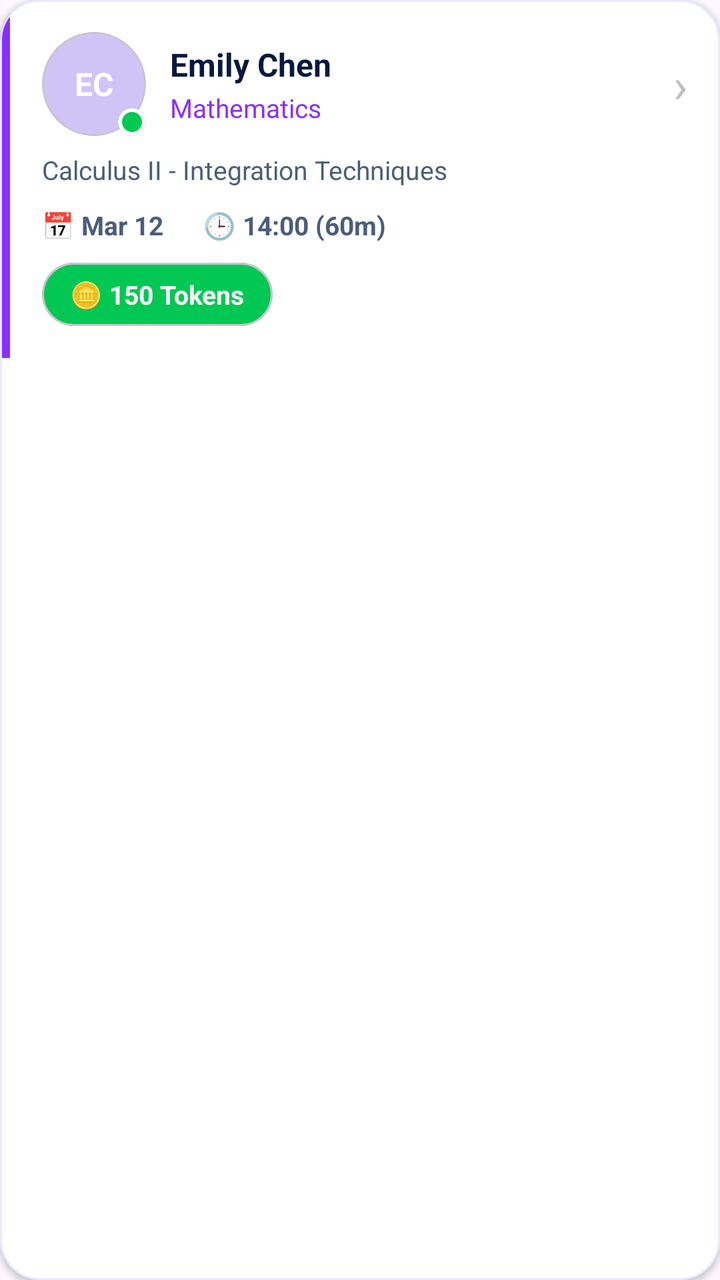
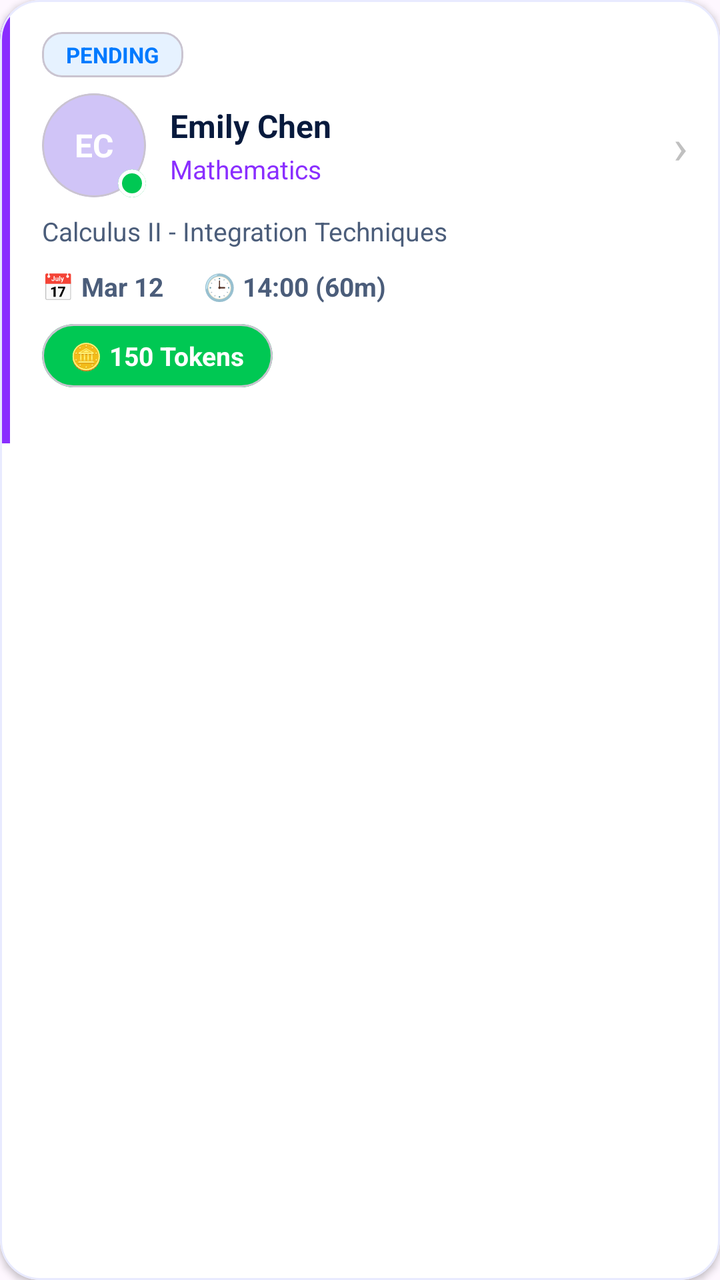

Screens rendered from an Android XML layout before and after an edit, with the pre-edit source and the edit as a unified diff.
<!-- AndroidManifest.xml: application theme Theme.PeerTutoringApollo -->
<!-- res/layout/item_tutor_request_card.xml -->
<?xml version="1.0" encoding="utf-8"?>
<com.google.android.material.card.MaterialCardView
    xmlns:android="http://schemas.android.com/apk/res/android"
    xmlns:app="http://schemas.android.com/apk/res-auto"
    android:layout_width="match_parent"
    android:layout_height="wrap_content"
    android:layout_marginBottom="14dp"
    app:cardCornerRadius="20dp"
    app:cardBackgroundColor="#FFFFFF"
    app:cardElevation="2dp"
    app:strokeColor="#E8EAFF"
    app:strokeWidth="1dp">

    <LinearLayout
        android:layout_width="match_parent"
        android:layout_height="wrap_content"
        android:orientation="horizontal">

        
        <View
            android:id="@+id/viewAccentBar"
            android:layout_width="5dp"
            android:layout_height="match_parent"
            android:background="#8A2EFF" />

        
        <LinearLayout
            android:layout_width="0dp"
            android:layout_height="wrap_content"
            android:layout_weight="1"
            android:orientation="vertical"
            android:padding="16dp">

            
            <LinearLayout
                android:layout_width="match_parent"
                android:layout_height="wrap_content"
                android:orientation="horizontal"
                android:gravity="center_vertical"
                android:layout_marginBottom="8dp">

                
                <FrameLayout
                    android:layout_width="52dp"
                    android:layout_height="52dp"
                    android:layout_marginEnd="12dp">

                    <com.google.android.material.card.MaterialCardView
                        android:layout_width="52dp"
                        android:layout_height="52dp"
                        app:cardCornerRadius="26dp"
                        app:cardBackgroundColor="#D0C4F7"
                        app:cardElevation="0dp">
                        <TextView
                            android:id="@+id/tvStudentInitials"
                            android:layout_width="match_parent"
                            android:layout_height="match_parent"
                            android:gravity="center"
                            android:text="EC"
                            android:textColor="#FFFFFF"
                            android:textSize="16sp"
                            android:textStyle="bold" />
                    </com.google.android.material.card.MaterialCardView>

                    
                    <com.google.android.material.card.MaterialCardView
                        android:layout_width="14dp"
                        android:layout_height="14dp"
                        android:layout_gravity="bottom|end"
                        app:cardCornerRadius="7dp"
                        app:cardBackgroundColor="#00C853"
                        app:cardElevation="0dp"
                        app:strokeColor="#FFFFFF"
                        app:strokeWidth="2dp">
                        <View android:layout_width="match_parent" android:layout_height="match_parent" />
                    </com.google.android.material.card.MaterialCardView>
                </FrameLayout>

                
                <LinearLayout
                    android:layout_width="0dp"
                    android:layout_height="wrap_content"
                    android:layout_weight="1"
                    android:orientation="vertical">

                    <TextView
                        android:id="@+id/tvStudentName"
                        android:layout_width="wrap_content"
                        android:layout_height="wrap_content"
                        android:text="Emily Chen"
                        android:textColor="#071A3D"
                        android:textSize="16sp"
                        android:textStyle="bold" />

                    <TextView
                        android:id="@+id/tvSubject"
                        android:layout_width="wrap_content"
                        android:layout_height="wrap_content"
                        android:text="Mathematics"
                        android:textColor="#8A2EFF"
                        android:textSize="13sp"
                        android:layout_marginTop="2dp" />
                </LinearLayout>

                
                <TextView
                    android:layout_width="wrap_content"
                    android:layout_height="wrap_content"
                    android:text="›"
                    android:textColor="#C0C0C0"
                    android:textSize="24sp" />
            </LinearLayout>

            
            <TextView
                android:id="@+id/tvTopic"
                android:layout_width="match_parent"
                android:layout_height="wrap_content"
                android:text="Calculus II - Integration Techniques"
                android:textColor="#4B5D7A"
                android:textSize="13sp"
                android:layout_marginBottom="10dp" />

            
            <LinearLayout
                android:layout_width="match_parent"
                android:layout_height="wrap_content"
                android:orientation="horizontal"
                android:gravity="center_vertical"
                android:layout_marginBottom="10dp">

                
                <LinearLayout
                    android:layout_width="wrap_content"
                    android:layout_height="wrap_content"
                    android:orientation="horizontal"
                    android:gravity="center_vertical"
                    android:layout_marginEnd="20dp">
                    <TextView android:layout_width="wrap_content" android:layout_height="wrap_content" android:text="📅 " android:textSize="13sp" android:textColor="#0062FF" />
                    <TextView
                        android:id="@+id/tvDate"
                        android:layout_width="wrap_content"
                        android:layout_height="wrap_content"
                        android:text="Mar 12"
                        android:textColor="#4B5D7A"
                        android:textSize="13sp"
                        android:textStyle="bold" />
                </LinearLayout>

                
                <LinearLayout
                    android:layout_width="wrap_content"
                    android:layout_height="wrap_content"
                    android:orientation="horizontal"
                    android:gravity="center_vertical">
                    <TextView android:layout_width="wrap_content" android:layout_height="wrap_content" android:text="🕒 " android:textSize="13sp" android:textColor="#00C853" />
                    <TextView
                        android:id="@+id/tvTime"
                        android:layout_width="wrap_content"
                        android:layout_height="wrap_content"
                        android:text="14:00 (60m)"
                        android:textColor="#4B5D7A"
                        android:textSize="13sp"
                        android:textStyle="bold" />
                </LinearLayout>
            </LinearLayout>

            
            <com.google.android.material.card.MaterialCardView
                android:layout_width="wrap_content"
                android:layout_height="wrap_content"
                app:cardCornerRadius="20dp"
                app:cardBackgroundColor="#00C853"
                app:cardElevation="0dp">
                <LinearLayout
                    android:layout_width="wrap_content"
                    android:layout_height="wrap_content"
                    android:orientation="horizontal"
                    android:gravity="center_vertical"
                    android:paddingHorizontal="14dp"
                    android:paddingVertical="7dp">
                    <TextView android:layout_width="wrap_content" android:layout_height="wrap_content" android:text="🪙 " android:textSize="13sp" />
                    <TextView
                        android:id="@+id/tvTokens"
                        android:layout_width="wrap_content"
                        android:layout_height="wrap_content"
                        android:text="150 Tokens"
                        android:textColor="#FFFFFF"
                        android:textSize="13sp"
                        android:textStyle="bold" />
                </LinearLayout>
            </com.google.android.material.card.MaterialCardView>

        </LinearLayout>
    </LinearLayout>
</com.google.android.material.card.MaterialCardView>
<!-- resources referenced by this layout -->
<resources>
  <style name="Theme.PeerTutoringApollo" parent="Base.Theme.PeerTutoringApollo" />
  <style name="Base.Theme.PeerTutoringApollo" parent="Theme.Material3.DayNight.NoActionBar">
          
          
      </style>
</resources>

<!-- the commit's change to res/layout/item_tutor_request_card.xml (unified diff, before → after) -->
@@ -39,7 +39,56 @@
                 android:gravity="center_vertical"
                 android:layout_marginBottom="8dp">
 
+                <com.google.android.material.card.MaterialCardView
+                    android:id="@+id/cardStatusBadge"
+                    android:layout_width="wrap_content"
+                    android:layout_height="wrap_content"
+                    app:cardCornerRadius="10dp"
+                    app:cardBackgroundColor="#E6F2FF"
+                    app:cardElevation="0dp">
+                    <TextView
+                        android:id="@+id/tvStatusBadge"
+                        android:layout_width="wrap_content"
+                        android:layout_height="wrap_content"
+                        android:paddingHorizontal="12dp"
+                        android:paddingVertical="4dp"
+                        android:text="PENDING"
+                        android:textColor="#007AFF"
+                        android:textSize="11sp"
+                        android:textStyle="bold" />
+                </com.google.android.material.card.MaterialCardView>
+
                 
+                <com.google.android.material.card.MaterialCardView
+                    android:id="@+id/cardPaymentBadge"
+                    android:layout_width="wrap_content"
+                    android:layout_height="wrap_content"
+                    android:layout_marginStart="8dp"
+                    android:visibility="gone"
+                    app:cardCornerRadius="10dp"
+                    app:cardBackgroundColor="#E8F5E9"
+                    app:cardElevation="0dp">
+                    <TextView
+                        android:id="@+id/tvPaymentBadge"
+                        android:layout_width="wrap_content"
+                        android:layout_height="wrap_content"
+                        android:paddingHorizontal="10dp"
+                        android:paddingVertical="4dp"
+                        android:text="🔒 HELD"
+                        android:textColor="#089A3C"
+                        android:textSize="10sp"
+                        android:textStyle="bold" />
+                </com.google.android.material.card.MaterialCardView>
+            </LinearLayout>
+
+            
+            <LinearLayout
+                android:layout_width="match_parent"
+                android:layout_height="wrap_content"
+                android:orientation="horizontal"
+                android:gravity="center_vertical"
+                android:layout_marginBottom="8dp">
+
                 <FrameLayout
                     android:layout_width="52dp"
                     android:layout_height="52dp"
@@ -62,7 +111,6 @@
                             android:textStyle="bold" />
                     </com.google.android.material.card.MaterialCardView>
 
-                    
                     <com.google.android.material.card.MaterialCardView
                         android:layout_width="14dp"
                         android:layout_height="14dp"
@@ -76,7 +124,6 @@
                     </com.google.android.material.card.MaterialCardView>
                 </FrameLayout>
 
-                
                 <LinearLayout
                     android:layout_width="0dp"
                     android:layout_height="wrap_content"
@@ -102,7 +149,6 @@
                         android:layout_marginTop="2dp" />
                 </LinearLayout>
 
-                
                 <TextView
                     android:layout_width="wrap_content"
                     android:layout_height="wrap_content"
@@ -129,7 +175,6 @@
                 android:gravity="center_vertical"
                 android:layout_marginBottom="10dp">
 
-                
                 <LinearLayout
                     android:layout_width="wrap_content"
                     android:layout_height="wrap_content"
@@ -147,7 +192,6 @@
                         android:textStyle="bold" />
                 </LinearLayout>
 
-                
                 <LinearLayout
                     android:layout_width="wrap_content"
                     android:layout_height="wrap_content"
@@ -166,30 +210,86 @@
             </LinearLayout>
 
             
-            <com.google.android.material.card.MaterialCardView
-                android:layout_width="wrap_content"
-                android:layout_height="wrap_content"
-                app:cardCornerRadius="20dp"
-                app:cardBackgroundColor="#00C853"
-                app:cardElevation="0dp">
-                <LinearLayout
-                    android:layout_width="wrap_content"
-                    android:layout_height="wrap_content"
-                    android:orientation="horizontal"
-                    android:gravity="center_vertical"
-                    android:paddingHorizontal="14dp"
-                    android:paddingVertical="7dp">
-                    <TextView android:layout_width="wrap_content" android:layout_height="wrap_content" android:text="🪙 " android:textSize="13sp" />
-                    <TextView
-                        android:id="@+id/tvTokens"
-                        android:layout_width="wrap_content"
-                        android:layout_height="wrap_content"
-                        android:text="150 Tokens"
-                        android:textColor="#FFFFFF"
-                        android:textSize="13sp"
-                        android:textStyle="bold" />
-                </LinearLayout>
-            </com.google.android.material.card.MaterialCardView>
+            <LinearLayout
+                android:layout_width="match_parent"
+                android:layout_height="wrap_content"
+                android:orientation="horizontal"
+                android:gravity="center_vertical"
+                android:layout_marginBottom="12dp">
+
+                <com.google.android.material.card.MaterialCardView
+                    android:layout_width="wrap_content"
+                    android:layout_height="wrap_content"
+                    app:cardCornerRadius="20dp"
+                    app:cardBackgroundColor="#00C853"
+                    app:cardElevation="0dp">
+                    <LinearLayout
+                        android:layout_width="wrap_content"
+                        android:layout_height="wrap_content"
+                        android:orientation="horizontal"
+                        android:gravity="center_vertical"
+                        android:paddingHorizontal="14dp"
+                        android:paddingVertical="7dp">
+                        <TextView android:layout_width="wrap_content" android:layout_height="wrap_content" android:text="🪙 " android:textSize="13sp" />
+                        <TextView
+                            android:id="@+id/tvTokens"
+                            android:layout_width="wrap_content"
+                            android:layout_height="wrap_content"
+                            android:text="150 Tokens"
+                            android:textColor="#FFFFFF"
+                            android:textSize="13sp"
+                            android:textStyle="bold" />
+                    </LinearLayout>
+                </com.google.android.material.card.MaterialCardView>
+
+                
+                <TextView
+                    android:id="@+id/tvViewEarnings"
+                    android:layout_width="wrap_content"
+                    android:layout_height="wrap_content"
+                    android:layout_marginStart="12dp"
+                    android:text="💰 View Earnings"
+                    android:textColor="#8A2EFF"
+                    android:textSize="13sp"
+                    android:textStyle="bold"
+                    android:visibility="gone" />
+            </LinearLayout>
+
+            
+            <LinearLayout
+                android:id="@+id/layoutActionButtons"
+                android:layout_width="match_parent"
+                android:layout_height="wrap_content"
+                android:orientation="horizontal"
+                android:visibility="gone">
+
+                <Button
+                    android:id="@+id/btnAccept"
+                    android:layout_width="0dp"
+                    android:layout_height="44dp"
+                    android:layout_weight="1"
+                    android:layout_marginEnd="8dp"
+                    android:text="✓ Accept"
+                    android:textColor="#FFFFFF"
+                    android:textSize="14sp"
+                    android:textStyle="bold"
+                    android:backgroundTint="#089A3C"
+                    android:textAllCaps="false"
+                    app:cornerRadius="22dp" />
+
+                <Button
+                    android:id="@+id/btnDecline"
+                    android:layout_width="0dp"
+                    android:layout_height="44dp"
+                    android:layout_weight="1"
+                    android:text="✗ Decline"
+                    android:textColor="#FFFFFF"
+                    android:textSize="14sp"
+                    android:textStyle="bold"
+                    android:backgroundTint="#FF3B30"
+                    android:textAllCaps="false"
+                    app:cornerRadius="22dp" />
+            </LinearLayout>
 
         </LinearLayout>
     </LinearLayout>
